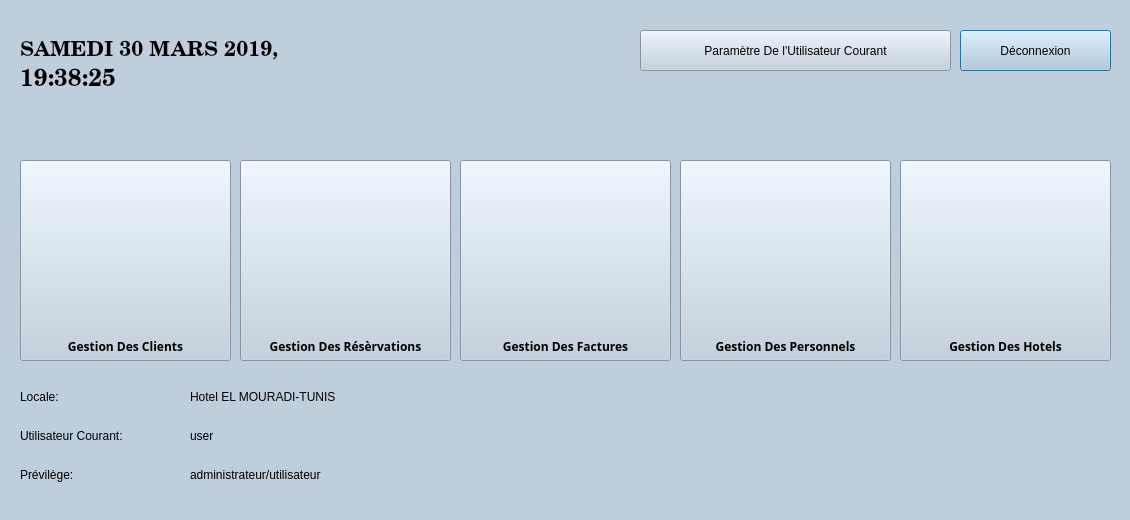
First picture: the form in dashboard.ui, repository Highwest/ChaineHotel, before the edit.
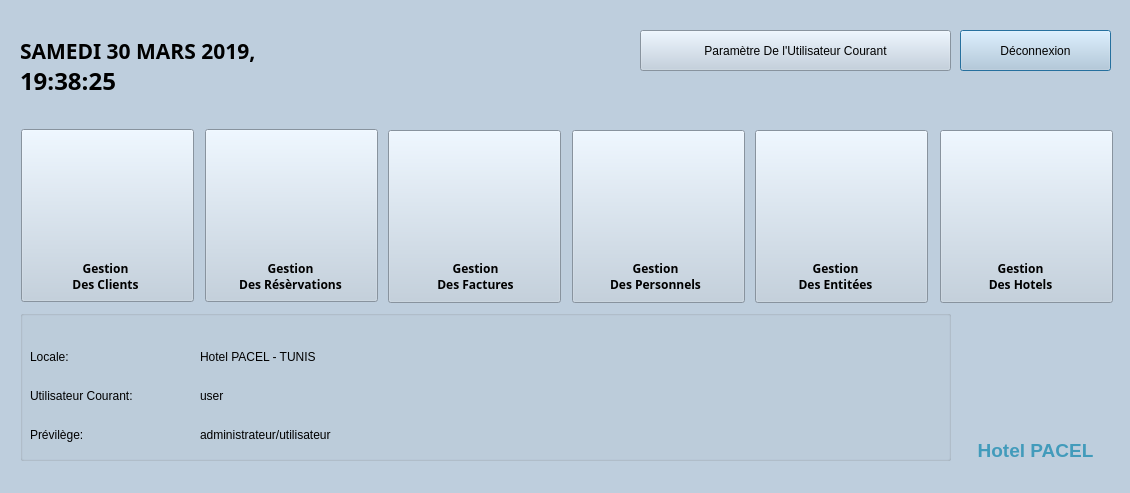
Second picture: the form after the edit. Icons and pictures are not drawn.

Commit message: mise a jour dashboard

Patch:
```diff
--- a/dashboard.ui
+++ b/dashboard.ui
@@ -7,7 +7,7 @@
     <x>0</x>
     <y>0</y>
     <width>1130</width>
-    <height>520</height>
+    <height>493</height>
    </rect>
   </property>
   <property name="palette">
@@ -498,10 +498,10 @@
   <widget class="QPushButton" name="pushButton_4">
    <property name="geometry">
     <rect>
-     <x>240</x>
-     <y>160</y>
-     <width>211</width>
-     <height>201</height>
+     <x>205</x>
+     <y>129</y>
+     <width>173</width>
+     <height>173</height>
     </rect>
    </property>
    <property name="toolTip">
@@ -516,8 +516,8 @@
    </property>
    <property name="iconSize">
     <size>
-     <width>150</width>
-     <height>150</height>
+     <width>100</width>
+     <height>100</height>
     </size>
    </property>
   </widget>
@@ -532,7 +532,7 @@
    </property>
    <property name="font">
     <font>
-     <family>Century Schoolbook L</family>
+     <family>ABeeZee</family>
      <pointsize>16</pointsize>
      <weight>75</weight>
      <bold>true</bold>
@@ -542,39 +542,6 @@
     <string>SAMEDI 30 MARS 2019, </string>
    </property>
   </widget>
-  <widget class="QWidget" name="layoutWidget">
-   <property name="geometry">
-    <rect>
-     <x>190</x>
-     <y>380</y>
-     <width>621</width>
-     <height>111</height>
-    </rect>
-   </property>
-   <layout class="QVBoxLayout" name="verticalLayout_3">
-    <item>
-     <widget class="QLabel" name="label_5">
-      <property name="text">
-       <string>Hotel EL MOURADI-TUNIS</string>
-      </property>
-     </widget>
-    </item>
-    <item>
-     <widget class="QLabel" name="label_6">
-      <property name="text">
-       <string>user</string>
-      </property>
-     </widget>
-    </item>
-    <item>
-     <widget class="QLabel" name="label_7">
-      <property name="text">
-       <string>administrateur/utilisateur</string>
-      </property>
-     </widget>
-    </item>
-   </layout>
-  </widget>
   <widget class="QLabel" name="label_8">
    <property name="geometry">
     <rect>
@@ -586,7 +553,7 @@
    </property>
    <property name="font">
     <font>
-     <family>Century Schoolbook L</family>
+     <family>ABeeZee</family>
      <pointsize>18</pointsize>
      <weight>75</weight>
      <bold>true</bold>
@@ -599,10 +566,10 @@
   <widget class="QPushButton" name="pushButton_8">
    <property name="geometry">
     <rect>
-     <x>20</x>
-     <y>160</y>
-     <width>211</width>
-     <height>201</height>
+     <x>21</x>
+     <y>129</y>
+     <width>173</width>
+     <height>173</height>
     </rect>
    </property>
    <property name="toolTip">
@@ -617,76 +584,18 @@
    </property>
    <property name="iconSize">
     <size>
-     <width>150</width>
-     <height>150</height>
+     <width>110</width>
+     <height>110</height>
     </size>
    </property>
   </widget>
-  <widget class="QLabel" name="label_10">
+  <widget class="QPushButton" name="pushButton_GFac">
    <property name="geometry">
     <rect>
-     <x>20</x>
-     <y>330</y>
-     <width>211</width>
-     <height>32</height>
-    </rect>
-   </property>
-   <property name="font">
-    <font>
-     <family>ABeeZee</family>
-     <weight>75</weight>
-     <bold>true</bold>
-    </font>
-   </property>
-   <property name="text">
-    <string>Gestion Des Clients</string>
-   </property>
-   <property name="textFormat">
-    <enum>Qt::AutoText</enum>
-   </property>
-   <property name="scaledContents">
-    <bool>false</bool>
-   </property>
-   <property name="alignment">
-    <set>Qt::AlignCenter</set>
-   </property>
-  </widget>
-  <widget class="QLabel" name="label_11">
-   <property name="geometry">
-    <rect>
-     <x>240</x>
-     <y>330</y>
-     <width>211</width>
-     <height>32</height>
-    </rect>
-   </property>
-   <property name="font">
-    <font>
-     <family>ABeeZee</family>
-     <weight>75</weight>
-     <bold>true</bold>
-    </font>
-   </property>
-   <property name="text">
-    <string>Gestion Des Résèrvations</string>
-   </property>
-   <property name="textFormat">
-    <enum>Qt::AutoText</enum>
-   </property>
-   <property name="scaledContents">
-    <bool>false</bool>
-   </property>
-   <property name="alignment">
-    <set>Qt::AlignCenter</set>
-   </property>
-  </widget>
-  <widget class="QPushButton" name="pushButton_5">
-   <property name="geometry">
-    <rect>
-     <x>460</x>
-     <y>160</y>
-     <width>211</width>
-     <height>201</height>
+     <x>388</x>
+     <y>130</y>
+     <width>173</width>
+     <height>173</height>
     </rect>
    </property>
    <property name="toolTip">
@@ -701,47 +610,18 @@
    </property>
    <property name="iconSize">
     <size>
-     <width>130</width>
-     <height>130</height>
+     <width>90</width>
+     <height>90</height>
     </size>
    </property>
   </widget>
-  <widget class="QLabel" name="label_12">
+  <widget class="QPushButton" name="pushButton_GPer">
    <property name="geometry">
     <rect>
-     <x>460</x>
-     <y>330</y>
-     <width>211</width>
-     <height>32</height>
-    </rect>
-   </property>
-   <property name="font">
-    <font>
-     <family>ABeeZee</family>
-     <weight>75</weight>
-     <bold>true</bold>
-    </font>
-   </property>
-   <property name="text">
-    <string>Gestion Des Factures</string>
-   </property>
-   <property name="textFormat">
-    <enum>Qt::AutoText</enum>
-   </property>
-   <property name="scaledContents">
-    <bool>false</bool>
-   </property>
-   <property name="alignment">
-    <set>Qt::AlignCenter</set>
-   </property>
-  </widget>
-  <widget class="QPushButton" name="pushButton_6">
-   <property name="geometry">
-    <rect>
-     <x>680</x>
-     <y>160</y>
-     <width>211</width>
-     <height>201</height>
+     <x>572</x>
+     <y>130</y>
+     <width>173</width>
+     <height>173</height>
     </rect>
    </property>
    <property name="toolTip">
@@ -756,47 +636,18 @@
    </property>
    <property name="iconSize">
     <size>
-     <width>97</width>
-     <height>100</height>
+     <width>70</width>
+     <height>70</height>
     </size>
    </property>
   </widget>
-  <widget class="QLabel" name="label_13">
+  <widget class="QPushButton" name="pushButton_GHot">
    <property name="geometry">
     <rect>
-     <x>680</x>
-     <y>330</y>
-     <width>211</width>
-     <height>32</height>
-    </rect>
-   </property>
-   <property name="font">
-    <font>
-     <family>ABeeZee</family>
-     <weight>75</weight>
-     <bold>true</bold>
-    </font>
-   </property>
-   <property name="text">
-    <string>Gestion Des Personnels</string>
-   </property>
-   <property name="textFormat">
-    <enum>Qt::AutoText</enum>
-   </property>
-   <property name="scaledContents">
-    <bool>false</bool>
-   </property>
-   <property name="alignment">
-    <set>Qt::AlignCenter</set>
-   </property>
-  </widget>
-  <widget class="QPushButton" name="pushButton_7">
-   <property name="geometry">
-    <rect>
-     <x>900</x>
-     <y>160</y>
-     <width>211</width>
-     <height>201</height>
+     <x>940</x>
+     <y>130</y>
+     <width>173</width>
+     <height>173</height>
     </rect>
    </property>
    <property name="toolTip">
@@ -811,17 +662,17 @@
    </property>
    <property name="iconSize">
     <size>
-     <width>130</width>
-     <height>130</height>
+     <width>90</width>
+     <height>90</height>
     </size>
    </property>
   </widget>
   <widget class="QLabel" name="label_14">
    <property name="geometry">
     <rect>
-     <x>900</x>
-     <y>330</y>
-     <width>211</width>
+     <x>940</x>
+     <y>260</y>
+     <width>161</width>
      <height>32</height>
     </rect>
    </property>
@@ -833,7 +684,8 @@
     </font>
    </property>
    <property name="text">
-    <string>Gestion Des Hotels</string>
+    <string>Gestion
+Des Hotels</string>
    </property>
    <property name="textFormat">
     <enum>Qt::AutoText</enum>
@@ -848,10 +700,10 @@
   <widget class="QLabel" name="label_logo">
    <property name="geometry">
     <rect>
-     <x>470</x>
-     <y>10</y>
-     <width>121</width>
-     <height>101</height>
+     <x>960</x>
+     <y>320</y>
+     <width>151</width>
+     <height>121</height>
     </rect>
    </property>
    <property name="text">
@@ -861,38 +713,287 @@
     <pixmap resource="img.qrc">:/new/img/img/PACEM.png</pixmap>
    </property>
   </widget>
-  <widget class="QWidget" name="">
+  <widget class="QGroupBox" name="groupBox">
    <property name="geometry">
     <rect>
      <x>20</x>
-     <y>380</y>
+     <y>310</y>
+     <width>931</width>
+     <height>151</height>
+    </rect>
+   </property>
+   <property name="title">
+    <string/>
+   </property>
+   <widget class="QWidget" name="layoutWidget">
+    <property name="geometry">
+     <rect>
+      <x>10</x>
+      <y>30</y>
+      <width>161</width>
+      <height>111</height>
+     </rect>
+    </property>
+    <layout class="QVBoxLayout" name="verticalLayout_2">
+     <item>
+      <widget class="QLabel" name="label_4">
+       <property name="text">
+        <string>Locale:</string>
+       </property>
+      </widget>
+     </item>
+     <item>
+      <widget class="QLabel" name="label">
+       <property name="text">
+        <string>Utilisateur Courant:</string>
+       </property>
+      </widget>
+     </item>
+     <item>
+      <widget class="QLabel" name="label_2">
+       <property name="text">
+        <string>Prévilège:</string>
+       </property>
+      </widget>
+     </item>
+    </layout>
+   </widget>
+   <widget class="QWidget" name="layoutWidget_2">
+    <property name="geometry">
+     <rect>
+      <x>180</x>
+      <y>30</y>
+      <width>621</width>
+      <height>111</height>
+     </rect>
+    </property>
+    <layout class="QVBoxLayout" name="verticalLayout_3">
+     <item>
+      <widget class="QLabel" name="label_5">
+       <property name="text">
+        <string>Hotel PACEL - TUNIS</string>
+       </property>
+      </widget>
+     </item>
+     <item>
+      <widget class="QLabel" name="label_6">
+       <property name="text">
+        <string>user</string>
+       </property>
+      </widget>
+     </item>
+     <item>
+      <widget class="QLabel" name="label_7">
+       <property name="text">
+        <string>administrateur/utilisateur</string>
+       </property>
+      </widget>
+     </item>
+    </layout>
+   </widget>
+  </widget>
+  <widget class="QLabel" name="label_9">
+   <property name="geometry">
+    <rect>
+     <x>970</x>
+     <y>440</y>
+     <width>131</width>
+     <height>20</height>
+    </rect>
+   </property>
+   <property name="font">
+    <font>
+     <pointsize>14</pointsize>
+     <weight>75</weight>
+     <bold>true</bold>
+    </font>
+   </property>
+   <property name="styleSheet">
+    <string notr="true">color: rgb(66, 155, 187);
+</string>
+   </property>
+   <property name="text">
+    <string>Hotel PACEL</string>
+   </property>
+   <property name="alignment">
+    <set>Qt::AlignCenter</set>
+   </property>
+   <property name="wordWrap">
+    <bool>false</bool>
+   </property>
+  </widget>
+  <widget class="QLabel" name="label_GCli">
+   <property name="geometry">
+    <rect>
+     <x>20</x>
+     <y>260</y>
+     <width>171</width>
+     <height>32</height>
+    </rect>
+   </property>
+   <property name="font">
+    <font>
+     <family>ABeeZee</family>
+     <weight>75</weight>
+     <bold>true</bold>
+    </font>
+   </property>
+   <property name="text">
+    <string>Gestion
+Des Clients</string>
+   </property>
+   <property name="textFormat">
+    <enum>Qt::AutoText</enum>
+   </property>
+   <property name="scaledContents">
+    <bool>false</bool>
+   </property>
+   <property name="alignment">
+    <set>Qt::AlignCenter</set>
+   </property>
+  </widget>
+  <widget class="QLabel" name="label_GRes">
+   <property name="geometry">
+    <rect>
+     <x>210</x>
+     <y>260</y>
      <width>161</width>
-     <height>111</height>
+     <height>32</height>
     </rect>
    </property>
-   <layout class="QVBoxLayout" name="verticalLayout_2">
-    <item>
-     <widget class="QLabel" name="label_4">
-      <property name="text">
-       <string>Locale:</string>
-      </property>
-     </widget>
-    </item>
-    <item>
-     <widget class="QLabel" name="label">
-      <property name="text">
-       <string>Utilisateur Courant:</string>
-      </property>
-     </widget>
-    </item>
-    <item>
-     <widget class="QLabel" name="label_2">
-      <property name="text">
-       <string>Prévilège:</string>
-      </property>
-     </widget>
-    </item>
-   </layout>
+   <property name="font">
+    <font>
+     <family>ABeeZee</family>
+     <weight>75</weight>
+     <bold>true</bold>
+    </font>
+   </property>
+   <property name="text">
+    <string>Gestion
+Des Résèrvations</string>
+   </property>
+   <property name="textFormat">
+    <enum>Qt::AutoText</enum>
+   </property>
+   <property name="scaledContents">
+    <bool>false</bool>
+   </property>
+   <property name="alignment">
+    <set>Qt::AlignCenter</set>
+   </property>
+  </widget>
+  <widget class="QLabel" name="label_GFac">
+   <property name="geometry">
+    <rect>
+     <x>390</x>
+     <y>260</y>
+     <width>171</width>
+     <height>32</height>
+    </rect>
+   </property>
+   <property name="font">
+    <font>
+     <family>ABeeZee</family>
+     <weight>75</weight>
+     <bold>true</bold>
+    </font>
+   </property>
+   <property name="text">
+    <string>Gestion
+Des Factures</string>
+   </property>
+   <property name="textFormat">
+    <enum>Qt::AutoText</enum>
+   </property>
+   <property name="scaledContents">
+    <bool>false</bool>
+   </property>
+   <property name="alignment">
+    <set>Qt::AlignCenter</set>
+   </property>
+  </widget>
+  <widget class="QLabel" name="label_GPer">
+   <property name="geometry">
+    <rect>
+     <x>570</x>
+     <y>260</y>
+     <width>171</width>
+     <height>32</height>
+    </rect>
+   </property>
+   <property name="font">
+    <font>
+     <family>ABeeZee</family>
+     <weight>75</weight>
+     <bold>true</bold>
+    </font>
+   </property>
+   <property name="text">
+    <string>Gestion
+Des Personnels</string>
+   </property>
+   <property name="textFormat">
+    <enum>Qt::AutoText</enum>
+   </property>
+   <property name="scaledContents">
+    <bool>false</bool>
+   </property>
+   <property name="alignment">
+    <set>Qt::AlignCenter</set>
+   </property>
+  </widget>
+  <widget class="QPushButton" name="pushButton_GEnt">
+   <property name="geometry">
+    <rect>
+     <x>755</x>
+     <y>130</y>
+     <width>173</width>
+     <height>173</height>
+    </rect>
+   </property>
+   <property name="text">
+    <string/>
+   </property>
+   <property name="icon">
+    <iconset resource="img.qrc">
+     <normaloff>:/new/img/img/room-key.svg</normaloff>:/new/img/img/room-key.svg</iconset>
+   </property>
+   <property name="iconSize">
+    <size>
+     <width>80</width>
+     <height>80</height>
+    </size>
+   </property>
+  </widget>
+  <widget class="QLabel" name="label_GEnt">
+   <property name="geometry">
+    <rect>
+     <x>750</x>
+     <y>260</y>
+     <width>171</width>
+     <height>32</height>
+    </rect>
+   </property>
+   <property name="font">
+    <font>
+     <family>ABeeZee</family>
+     <weight>75</weight>
+     <bold>true</bold>
+    </font>
+   </property>
+   <property name="text">
+    <string>Gestion
+Des Entitées</string>
+   </property>
+   <property name="textFormat">
+    <enum>Qt::AutoText</enum>
+   </property>
+   <property name="scaledContents">
+    <bool>false</bool>
+   </property>
+   <property name="alignment">
+    <set>Qt::AlignCenter</set>
+   </property>
   </widget>
  </widget>
  <resources>
```
Left out of the diff: 6 changed lines with no effect on the pictures. The commit also changes 8 other files.
